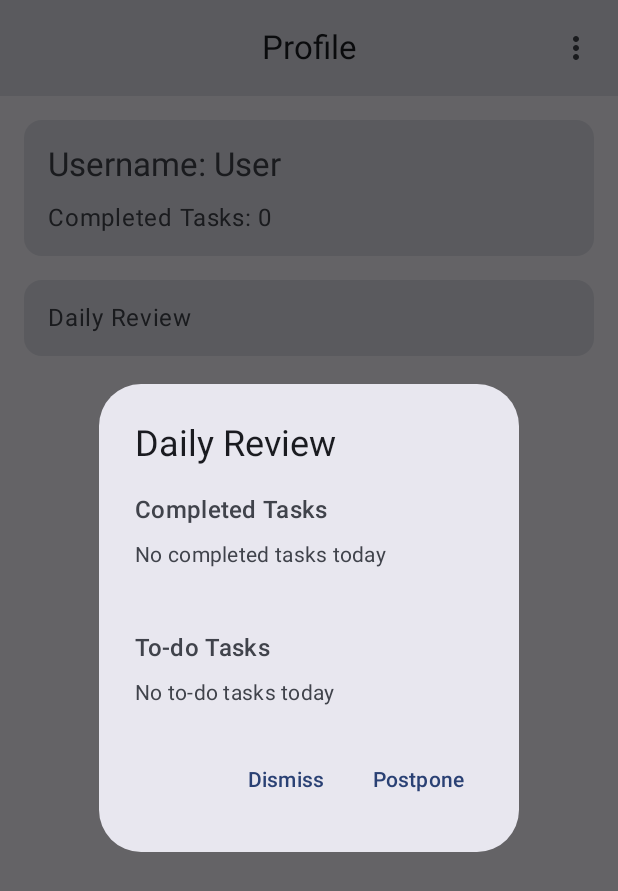
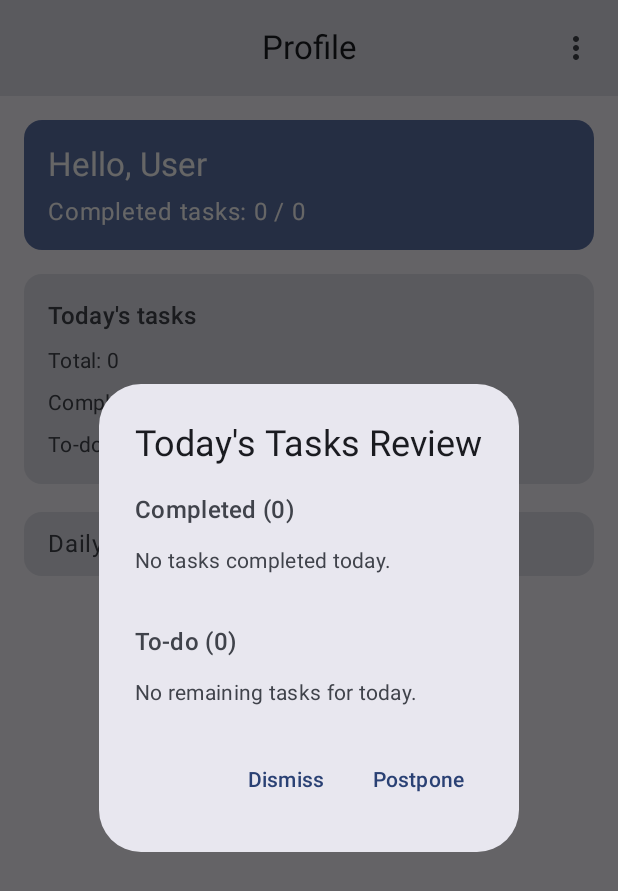
Before and after one commit to jamesye0003-blip/CS501-E1-Semester-Project, an Android app built with Jetpack Compose: the UserProfileScreen screen opened through its navigation route, after a tap on "Daily Review", on a phone screen of 412 x 824 dp. Shown: the top 891 px of the screen. Run offline under Robolectric (Android 15) with nearby library versions, the phone set to English and light mode, and no system bars.

Commit message:
Architecture refactoring: Adjust the functionality of NavGraph and Screens. Now the UI Layer will not contact Flow.

```diff
--- a/app/src/main/java/com/example/lattice/ui/navigation/NavGraph.kt
+++ b/app/src/main/java/com/example/lattice/ui/navigation/NavGraph.kt
@@ -24,7 +24,9 @@ fun AppNavHost(
     isDarkMode: Boolean,
     onToggleDark: () -> Unit
 ) {
+    // 统一在这一层收集来自 ViewModel 的 Flow
     val authState by authViewModel.uiState.collectAsState()
+    val tasks by taskViewModel.uiState.collectAsState()
 
     // 根据认证状态确定起始路由
     val startDestination = if (authState.isAuthenticated) {
@@ -41,7 +43,6 @@ fun AppNavHost(
         composable(Route.Login.route) {
             LoginScreen(
                 onLoginSuccess = {
-                    // 登录成功后导航到主界面
                     navController.navigate(Route.Main.route) {
                         popUpTo(Route.Login.route) { inclusive = true }
                     }
@@ -57,22 +58,25 @@ fun AppNavHost(
         ) {
             composable(Route.Home.route) {
                 TaskListScreen(
-                    state = taskViewModel.uiState,
+                    tasks = tasks,
                     onAddRoot = { navController.navigate(buildEditorRoute(null)) },
                     onAddSub = { parentId -> navController.navigate(buildEditorRoute(parentId)) },
                     onToggleDone = { id -> taskViewModel.toggleDone(id) },
-                    onEdit = { id  -> navController.navigate(buildEditorRoute(editId = id)) },
+                    onEdit = { id -> navController.navigate(buildEditorRoute(editId = id)) },
                     onDelete = { id -> taskViewModel.deleteTaskCascade(id) }
-
                 )
             }
+
             composable("editor?parent={parent}&editId={editId}") { backStackEntry ->
-                val parentId = backStackEntry.arguments?.getString("parent")?.ifBlank { null }
-                val editId   = backStackEntry.arguments?.getString("editId")?.ifBlank { null }
+                val parentId = backStackEntry.arguments
+                    ?.getString("parent")
+                    ?.ifBlank { null }
+                val editId = backStackEntry.arguments
+                    ?.getString("editId")
+                    ?.ifBlank { null }
 
-                // 如果是编辑，从 VM 拿到要编辑的任务，做预填
-                val tasks by taskViewModel.uiState.collectAsState()
-                val editing  = tasks.firstOrNull { it.id == editId }
+                // 如果是编辑，从当前 tasks 中找到要编辑的任务做预填
+                val editing = tasks.firstOrNull { it.id == editId }
 
                 EditorScreen(
                     initialTitle = editing?.title ?: "",
@@ -103,10 +107,11 @@ fun AppNavHost(
                     }
                 )
             }
+
             composable(Route.Profile.route) {
                 UserProfileScreen(
                     username = authState.user?.username ?: "User",
-                    tasksState = taskViewModel.uiState,
+                    tasks = tasks,
                     isDarkMode = isDarkMode,
                     onToggleDark = onToggleDark,
                     onPostponeTodayTasks = { taskViewModel.postponeTodayTasks() },
@@ -121,9 +126,11 @@ fun AppNavHost(
         }
     }
 
-
+    // 认证状态变为未登录时，强制返回 Login
     LaunchedEffect(authState.isAuthenticated) {
-        if (!authState.isAuthenticated && navController.currentDestination?.route != Route.Login.route) {
+        if (!authState.isAuthenticated &&
+            navController.currentDestination?.route != Route.Login.route
+        ) {
             navController.navigate(Route.Login.route) {
                 popUpTo(0) { inclusive = true }
             }
--- a/app/src/main/java/com/example/lattice/ui/screens/TaskListScreen.kt
+++ b/app/src/main/java/com/example/lattice/ui/screens/TaskListScreen.kt
@@ -40,7 +40,6 @@ import androidx.compose.material3.TopAppBarDefaults
 import androidx.compose.material3.rememberDrawerState
 import androidx.compose.runtime.Composable
 import androidx.compose.runtime.LaunchedEffect
-import androidx.compose.runtime.collectAsState
 import androidx.compose.runtime.getValue
 import androidx.compose.runtime.mutableStateOf
 import androidx.compose.runtime.remember
@@ -54,9 +53,7 @@ import androidx.compose.ui.unit.dp
 import com.example.lattice.domain.model.Task
 import com.example.lattice.ui.components.TaskNode
 import kotlinx.coroutines.delay
-import kotlinx.coroutines.flow.StateFlow
 import kotlinx.coroutines.launch
-import java.time.LocalDate
 import java.time.ZoneId
 import java.time.ZonedDateTime
 
@@ -71,15 +68,13 @@ enum class TaskFilter {
 @OptIn(ExperimentalMaterial3Api::class)
 @Composable
 fun TaskListScreen(
-    state: StateFlow<List<Task>>,
+    tasks: List<Task>,
     onAddRoot: () -> Unit,
     onAddSub: (String) -> Unit,
     onToggleDone: (String) -> Unit,
     onEdit: (String) -> Unit,
     onDelete: (String) -> Unit
 ) {
-    val tasks by state.collectAsState()
-
     val drawerState: DrawerState = rememberDrawerState(initialValue = DrawerValue.Closed)
     val scope = rememberCoroutineScope()
     var selectedFilter by rememberSaveable { mutableStateOf(TaskFilter.Today) }
@@ -93,11 +88,14 @@ fun TaskListScreen(
         filterTasksByDate(tasks, selectedFilter)
     }
 
-    val rootIncomplete = remember(filteredTasks) { filteredTasks.filter { it.parentId == null && !it.done } }
+    val rootIncomplete = remember(filteredTasks) {
+        filteredTasks.filter { it.parentId == null && !it.done }
+    }
     val completedRoots = remember(filteredTasks, hideCompleted) {
         if (hideCompleted) emptyList()
         else filteredTasks.filter { task ->
-            task.done && (task.parentId == null || filteredTasks.firstOrNull { it.id == task.parentId }?.done != true)
+            task.done && (task.parentId == null ||
+                    filteredTasks.firstOrNull { it.id == task.parentId }?.done != true)
         }
     }
     val completedCount = remember(filteredTasks) { filteredTasks.count { it.done } }
@@ -306,7 +304,9 @@ fun TaskListScreen(
 
                 AnimatedVisibility(
                     visible = showUndo && recentlyCompletedId != null,
-                modifier = Modifier.align(Alignment.BottomStart).padding(16.dp)
+                    modifier = Modifier
+                        .align(Alignment.BottomStart)
+                        .padding(16.dp)
                 ) {
                     FloatingActionButton(
                         onClick = {
@@ -390,15 +390,15 @@ private fun filterTasksByDate(tasks: List<Task>, filter: TaskFilter): List<Task>
                             .toLocalDate()
                     } else {
                         // 如果只有日期，需要考虑时区
-                        val taskInSystemZone = timePoint.date.atStartOfDay(timePoint.zoneId)
+                        timePoint.date.atStartOfDay(timePoint.zoneId)
                             .withZoneSameInstant(ZoneId.systemDefault())
                             .toLocalDate()
-                        taskInSystemZone
                     }
                     taskDate == today
                 } ?: false // 没有时间的任务不显示在Today中
             }
         }
+
         TaskFilter.Tomorrow -> {
             val tomorrow = today.plusDays(1)
             tasks.filter { task ->
@@ -416,6 +416,7 @@ private fun filterTasksByDate(tasks: List<Task>, filter: TaskFilter): List<Task>
                 } ?: false
             }
         }
+
         TaskFilter.Next7Days -> {
             val endDate = today.plusDays(7)
             tasks.filter { task ->
@@ -433,6 +434,7 @@ private fun filterTasksByDate(tasks: List<Task>, filter: TaskFilter): List<Task>
                 } ?: false
             }
         }
+
         TaskFilter.ThisMonth -> {
             val firstDayOfMonth = today.withDayOfMonth(1)
             val lastDayOfMonth = today.withDayOfMonth(today.lengthOfMonth())
@@ -451,6 +453,7 @@ private fun filterTasksByDate(tasks: List<Task>, filter: TaskFilter): List<Task>
                 } ?: false
             }
         }
+
         TaskFilter.All -> tasks
     }
 }
--- a/app/src/main/java/com/example/lattice/ui/screens/UserProfileScreen.kt
+++ b/app/src/main/java/com/example/lattice/ui/screens/UserProfileScreen.kt
@@ -29,7 +29,6 @@ import androidx.compose.material3.Text
 import androidx.compose.material3.TextButton
 import androidx.compose.material3.TopAppBarDefaults
 import androidx.compose.runtime.Composable
-import androidx.compose.runtime.collectAsState
 import androidx.compose.runtime.getValue
 import androidx.compose.runtime.mutableStateOf
 import androidx.compose.runtime.remember
@@ -38,7 +37,6 @@ import androidx.compose.ui.Alignment
 import androidx.compose.ui.Modifier
 import androidx.compose.ui.unit.dp
 import com.example.lattice.domain.model.Task
-import kotlinx.coroutines.flow.StateFlow
 import java.time.LocalDate
 import java.time.ZoneId
 import java.time.ZonedDateTime
@@ -47,14 +45,12 @@ import java.time.ZonedDateTime
 @Composable
 fun UserProfileScreen(
     username: String,
-    tasksState: StateFlow<List<Task>>,
+    tasks: List<Task>,
     isDarkMode: Boolean,
     onToggleDark: () -> Unit,
     onPostponeTodayTasks: () -> Unit,
     onLogout: () -> Unit
 ) {
-    val tasks by tasksState.collectAsState()
-
     var menuExpanded by remember { mutableStateOf(false) }
     var showDailyReview by remember { mutableStateOf(false) }
 
@@ -75,16 +71,18 @@ fun UserProfileScreen(
         tasks.count { it.done }
     }
 
+    val totalCount = tasks.size
+
     Scaffold(
         topBar = {
             CenterAlignedTopAppBar(
                 title = { Text("Profile") },
-                colors = TopAppBarDefaults.topAppBarColors(
+                colors = TopAppBarDefaults.centerAlignedTopAppBarColors(
                     containerColor = MaterialTheme.colorScheme.surfaceVariant
                 ),
                 actions = {
                     IconButton(onClick = { menuExpanded = true }) {
-                        Icon(Icons.Filled.MoreVert, contentDescription = "More")
+                        Icon(Icons.Filled.MoreVert, contentDescription = "Profile menu")
                     }
                     DropdownMenu(
                         expanded = menuExpanded,
@@ -92,15 +90,34 @@ fun UserProfileScreen(
                     ) {
                         DropdownMenuItem(
                             text = { Text("Dark mode") },
-                            leadingIcon = { Icon(Icons.Filled.DarkMode, contentDescription = null) },
+                            leadingIcon = {
+                                Icon(
+                                    Icons.Filled.DarkMode,
+                                    contentDescription = null
+                                )
+                            },
                             onClick = {
+                                menuExpanded = false
+                                onToggleDark()
+                            },
+                            trailingIcon = {
+                                Switch(
+                                    checked = isDarkMode,
+                                    onCheckedChange = {
                                         menuExpanded = false
                                         onToggleDark()
                                     }
                                 )
+                            }
+                        )
                         DropdownMenuItem(
                             text = { Text("Logout") },
-                            leadingIcon = { Icon(Icons.AutoMirrored.Filled.Logout, contentDescription = null) },
+                            leadingIcon = {
+                                Icon(
+                                    Icons.AutoMirrored.Filled.Logout,
+                                    contentDescription = null
+                                )
+                            },
                             onClick = {
                                 menuExpanded = false
                                 onLogout()
@@ -118,7 +135,32 @@ fun UserProfileScreen(
                 .padding(16.dp),
             verticalArrangement = Arrangement.spacedBy(16.dp)
         ) {
-            // 用户信息 Card
+
+            // 概览卡片：用户名 + 已完成任务数量
+            ElevatedCard(
+                modifier = Modifier.fillMaxWidth(),
+                colors = CardDefaults.elevatedCardColors(
+                    containerColor = MaterialTheme.colorScheme.primaryContainer
+                )
+            ) {
+                Column(
+                    modifier = Modifier
+                        .fillMaxWidth()
+                        .padding(16.dp),
+                    verticalArrangement = Arrangement.spacedBy(8.dp)
+                ) {
+                    Text(
+                        text = "Hello, $username",
+                        style = MaterialTheme.typography.titleLarge
+                    )
+                    Text(
+                        text = "Completed tasks: $completedCount / $totalCount",
+                        style = MaterialTheme.typography.bodyLarge
+                    )
+                }
+            }
+
+            // 今日任务概览
             Card(
                 modifier = Modifier.fillMaxWidth(),
                 colors = CardDefaults.cardColors(
@@ -129,20 +171,28 @@ fun UserProfileScreen(
                     modifier = Modifier
                         .fillMaxWidth()
                         .padding(16.dp),
-                    verticalArrangement = Arrangement.spacedBy(12.dp)
+                    verticalArrangement = Arrangement.spacedBy(8.dp)
                 ) {
                     Text(
-                        text = "Username: $username",
-                        style = MaterialTheme.typography.titleLarge
+                        text = "Today's tasks",
+                        style = MaterialTheme.typography.titleMedium
                     )
                     Text(
-                        text = "Completed Tasks: $completedCount",
-                        style = MaterialTheme.typography.bodyLarge
+                        text = "Total: ${todayTasks.size}",
+                        style = MaterialTheme.typography.bodyMedium
+                    )
+                    Text(
+                        text = "Completed: ${completedTodayTasks.size}",
+                        style = MaterialTheme.typography.bodyMedium
+                    )
+                    Text(
+                        text = "To-do: ${todoTodayTasks.size}",
+                        style = MaterialTheme.typography.bodyMedium
                     )
                 }
             }
 
-            // 辅助功能列表
+            // 辅助功能：每日复盘
             Surface(
                 modifier = Modifier.fillMaxWidth(),
                 onClick = { showDailyReview = true },
@@ -154,39 +204,39 @@ fun UserProfileScreen(
                     style = MaterialTheme.typography.bodyLarge,
                     modifier = Modifier
                         .fillMaxWidth()
-                        .padding(16.dp)
+                        .padding(horizontal = 16.dp, vertical = 12.dp)
                 )
             }
         }
 
-        // Daily Review AlertDialog
         if (showDailyReview) {
             AlertDialog(
                 onDismissRequest = { showDailyReview = false },
-                title = { Text("Daily Review") },
+                title = {
+                    Text("Today's Tasks Review")
+                },
                 text = {
                     Column(
-                        verticalArrangement = Arrangement.spacedBy(16.dp)
+                        verticalArrangement = Arrangement.spacedBy(12.dp)
                     ) {
-                        // Completed Tasks 部分
-                        Column {
                         Text(
-                                text = "Completed Tasks",
-                                style = MaterialTheme.typography.titleMedium,
-                                modifier = Modifier.padding(bottom = 8.dp)
+                            text = "Completed (${completedTodayTasks.size})",
+                            style = MaterialTheme.typography.titleMedium
                         )
                         if (completedTodayTasks.isEmpty()) {
                             Text(
-                                    text = "No completed tasks today",
-                                    style = MaterialTheme.typography.bodyMedium,
-                                    color = MaterialTheme.colorScheme.onSurfaceVariant
+                                text = "No tasks completed today.",
+                                style = MaterialTheme.typography.bodyMedium
                             )
                         } else {
+                            Column(
+                                verticalArrangement = Arrangement.spacedBy(4.dp)
+                            ) {
                                 completedTodayTasks.forEach { task ->
                                     Text(
                                         text = "• ${task.title}",
                                         style = MaterialTheme.typography.bodyMedium,
-                                        modifier = Modifier.padding(start = 8.dp, bottom = 4.dp)
+                                        modifier = Modifier.padding(start = 8.dp)
                                     )
                                 }
                             }
@@ -194,25 +244,24 @@ fun UserProfileScreen(
 
                         Spacer(modifier = Modifier.height(8.dp))
 
-                        // To-do Tasks 部分
-                        Column {
                         Text(
-                                text = "To-do Tasks",
-                                style = MaterialTheme.typography.titleMedium,
-                                modifier = Modifier.padding(bottom = 8.dp)
+                            text = "To-do (${todoTodayTasks.size})",
+                            style = MaterialTheme.typography.titleMedium
                         )
                         if (todoTodayTasks.isEmpty()) {
                             Text(
-                                    text = "No to-do tasks today",
-                                    style = MaterialTheme.typography.bodyMedium,
-                                    color = MaterialTheme.colorScheme.onSurfaceVariant
+                                text = "No remaining tasks for today.",
+                                style = MaterialTheme.typography.bodyMedium
                             )
                         } else {
+                            Column(
+                                verticalArrangement = Arrangement.spacedBy(4.dp)
+                            ) {
                                 todoTodayTasks.forEach { task ->
                                     Text(
                                         text = "• ${task.title}",
                                         style = MaterialTheme.typography.bodyMedium,
-                                        modifier = Modifier.padding(start = 8.dp, bottom = 4.dp)
+                                        modifier = Modifier.padding(start = 8.dp)
                                     )
                                 }
                             }
@@ -243,7 +292,7 @@ fun UserProfileScreen(
 
 private fun filterTodayTasks(tasks: List<Task>): List<Task> {
     val now = ZonedDateTime.now(ZoneId.systemDefault())
-    val today = now.toLocalDate()
+    val today: LocalDate = now.toLocalDate()
 
     return tasks.filter { task ->
         task.time?.let { timePoint ->
```
Lines whose indentation alone changed are shown as unchanged.
